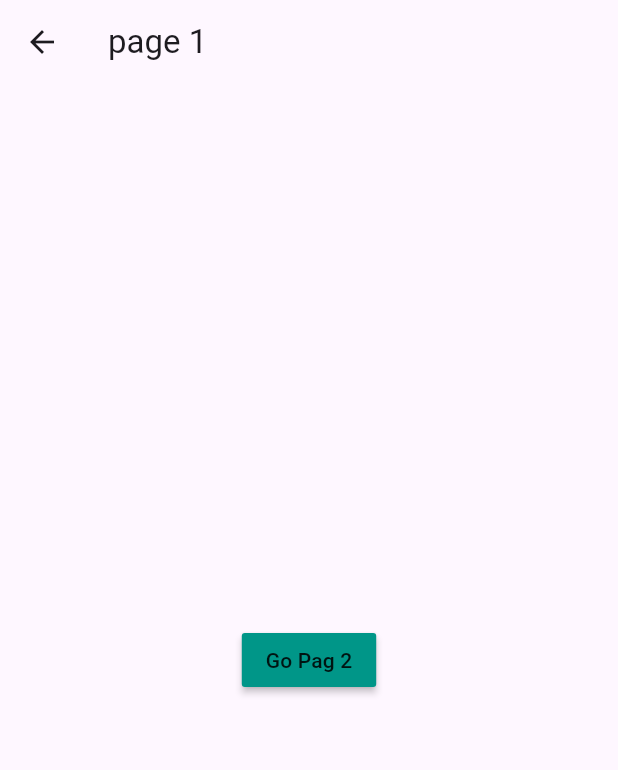
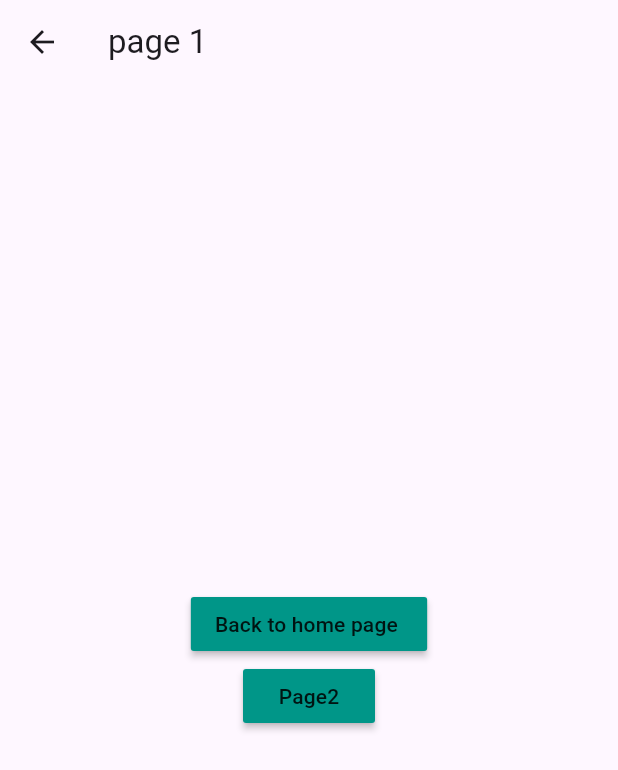
Before and after one commit to engektiar/Task-Flutter, a Flutter app: the Page1 screen opened directly, on a phone screen of 412 x 824 dp. Shown: the top 770 px of the screen. Run offline on Flutter 3.47's test engine with Material 3 defaults, Android fonts, the phone set to English and light mode, and no system bars.

Commit message:
matiral page route

```diff
--- a/lib/page1.dart
+++ b/lib/page1.dart
@@ -1,4 +1,5 @@
 import 'package:flutter/material.dart';
+import 'package:yasinvaitask/page2.dart';
 
 class Page1 extends StatelessWidget {
   const Page1({super.key});
@@ -16,8 +17,18 @@ class Page1 extends StatelessWidget {
           children: [
             MaterialButton(
               color: Colors.teal,
-              onPressed: () {},
-              child: Text("Go Pag 2"),
+              onPressed: () {
+                Navigator.of(context).pop();
+              },
+              child: Text("Back to home page "),
+            ),
+            MaterialButton(
+              color: Colors.teal,
+              onPressed: () {
+                Navigator.of(context).pushReplacement(
+                    MaterialPageRoute(builder: (context) => Page2()));
+              },
+              child: Text("Page2"),
             )
           ],
         ),
--- a/lib/page2.dart
+++ b/lib/page2.dart
@@ -1,13 +1,12 @@
 import 'package:flutter/material.dart';
 
-class MyWidget extends StatelessWidget {
-  const MyWidget({super.key});
-
+class Page2 extends StatelessWidget {
+  const Page2({super.key});
   @override
   Widget build(BuildContext context) {
     return Scaffold(
       appBar: AppBar(
-        title: Text("page2"),
+        title: Text(" this is page 2"),
       ),
       body: Container(
         width: double.infinity,
--- a/lib/pageRute.dart
+++ b/lib/pageRute.dart
@@ -21,7 +21,7 @@ class PageRute extends StatelessWidget {
                 Navigator.of(context)
                     .push(MaterialPageRoute(builder: (context) => Page1()));
               },
-              child: Text("Go Pag 2"),
+              child: Text("Go to page1"),
             )
           ],
         ),
```
